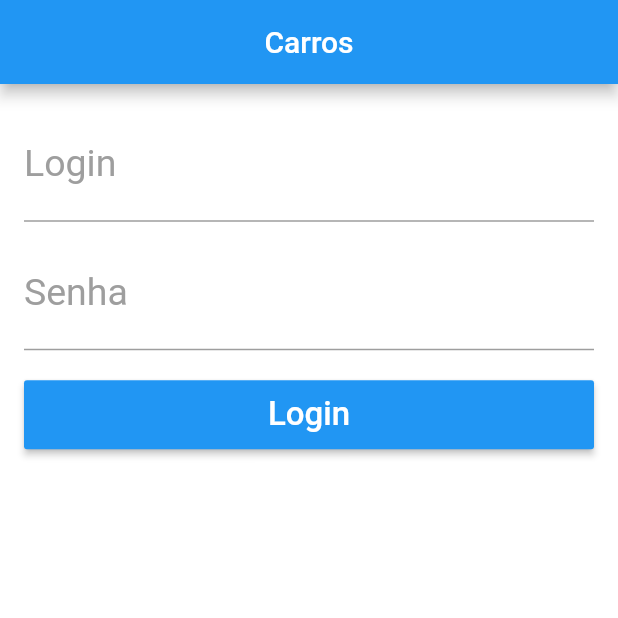
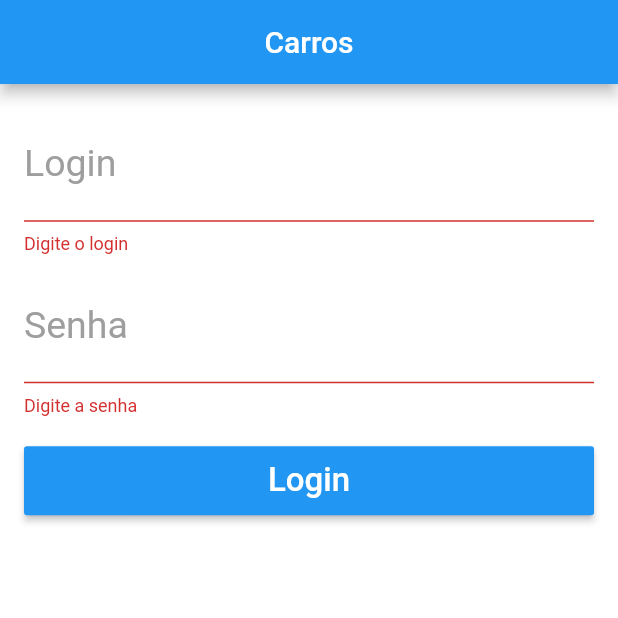
Before and after one commit to antoniojunior1890/flutter-cars, a Flutter app: the screen it shows after launch, after a tap on "Login", on a phone screen of 412 x 824 dp, the top half of it. Run offline on Flutter 3.47's test engine with Material 2 defaults, Android fonts, the phone set to English and light mode, and no system bars.

Commit message:
validar login e senha

```diff
--- a/lib/pages/login_page.dart
+++ b/lib/pages/login_page.dart
@@ -1,6 +1,11 @@
 import 'package:flutter/material.dart';
 
 class LoginPage extends StatelessWidget {
+  final _formKey = GlobalKey<FormState>();
+
+  final _tLogin = TextEditingController();
+  final _tSenha = TextEditingController();
+
   @override
   Widget build(BuildContext context) {
     var scaffold = Scaffold(
@@ -14,25 +19,39 @@ class LoginPage extends StatelessWidget {
   }
 
   _body() {
-    return Container(
+    return Form(
+      key: _formKey,
+      child: Container(
         padding: EdgeInsets.all(16),
         child: ListView(
           children: <Widget>[
-          _text("Login", "Digite o login"),
+            _text(
+              "Login",
+              "Digite o login",
+              controller: _tLogin,
+              validator: _validatorLogin,
+            ),
             SizedBox(
               height: 10,
             ),
-          _text("Senha", "Digite a senha", password: true),
+            _text(
+              "Senha",
+              "Digite a senha",
+              password: true,
+              controller: _tSenha,
+              validator: _validatorSenha,
+            ),
             SizedBox(
               height: 20,
             ),
-          _button("Login")
+            _button("Login", _onClickLogin)
           ],
+        ),
       ),
     );
   }
 
-  _button(String text) {
+  _button(String text, Function onPressed) {
     return Container(
       height: 46,
       child: RaisedButton(
@@ -44,14 +63,22 @@ class LoginPage extends StatelessWidget {
             fontSize: 22,
           ),
         ),
-        onPressed: () {},
+        onPressed: onPressed,
       ),
     );
   }
 
-  _text(String label, String hint, {bool password = false}) {
+  _text(
+    String label,
+    String hint, {
+    bool password = false,
+    TextEditingController controller,
+    FormFieldValidator<String> validator,
+  }) {
     return TextFormField(
+      controller: controller,
       obscureText: password,
+      validator: validator,
       style: TextStyle(
         fontSize: 25,
         color: Colors.blue,
@@ -68,4 +95,33 @@ class LoginPage extends StatelessWidget {
           )),
     );
   }
+
+  _onClickLogin() {
+    bool formOk = _formKey.currentState.validate();
+    if (!formOk) {
+      return;
     }
+
+    String login = _tLogin.text;
+    String senha = _tSenha.text;
+
+    print("Login: $login, Senha: $senha");
+  }
+
+  String _validatorLogin(String text) {
+    if (text.isEmpty) {
+      return "Digite o login";
+    }
+    return null;
+  }
+
+  String _validatorSenha(String text) {
+    if (text.isEmpty) {
+      return "Digite a senha";
+    }
+    if(text.length < 3){
+      return "A senha precisa ter no minimo 3 digitos";
+    }
+    return null;
+  }
+}
```
Lines whose indentation alone changed are shown as unchanged.
